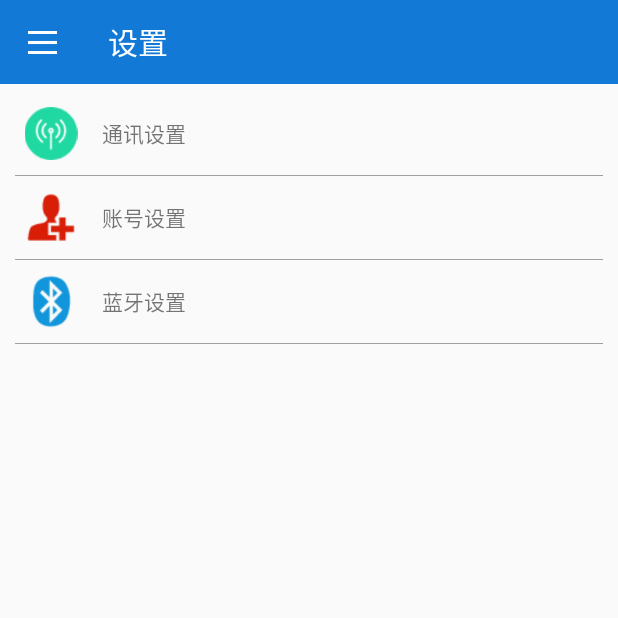
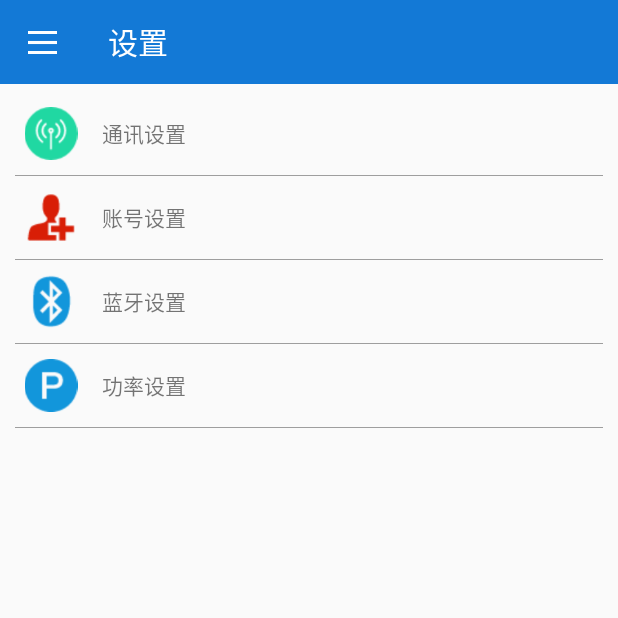
Before and after one commit to GitYeJiaWei/TurnoverBox, an Android app: the MainActivity screen opened directly, with no data from a screen before it, after a tap on "设置", on a phone screen of 412 x 824 dp, the top half of it. Run offline under Robolectric (Android 15) with nearby library versions, the light colour scheme and no system bars; our stand-ins replace ButterKnife, Dagger/Hilt's generated code, EventBus; 3 statements that could not run were skipped.

Commit message:
周转箱

```diff
--- a/app/src/main/java/com/city/trash/ui/activity/FindActivity.java
+++ b/app/src/main/java/com/city/trash/ui/activity/FindActivity.java
@@ -115,7 +115,7 @@ public class FindActivity extends BaseActivity<FindPresenter> implements FindCon
     }
 
     private void readTag() {
-        AppApplication.mReader.setPower(10);
+        //AppApplication.mReader.setPower(10);
         SimpleRFIDEntity entity;
         entity = AppApplication.mReader.readData("00000000",
                 RFIDWithUHF.BankEnum.valueOf("UII"),
--- a/app/src/main/java/com/city/trash/ui/activity/LeaseActivity.java
+++ b/app/src/main/java/com/city/trash/ui/activity/LeaseActivity.java
@@ -90,7 +90,6 @@ public class LeaseActivity extends BaseActivity<CreatRentPresenter> implements C
             finish();
         }
 
-        AppApplication.mReader.setPower(10);
         setTitle("扫描出库");
         linLease.setVisibility(View.GONE);
         hashMap.clear();
@@ -248,7 +247,7 @@ public class LeaseActivity extends BaseActivity<CreatRentPresenter> implements C
                 "--------------------------\n" +
                 "累计租赁（个）："+map.size()+"\n"+
                 "应付金额（元）："+sum+"\n"+
-                "操作员："+ACache.get(AppApplication.getApplication()).getAsString("username")+"\n" +
+                "操作员："+ACache.get(AppApplication.getApplication()).getAsString(LoginActivity.REAL_NAME)+"\n" +
                 "打印时间："+str_time+"\n\n\n";
                 try {
                     byte[] send=message.getBytes("GBK");
--- a/app/src/main/java/com/city/trash/ui/activity/LoginActivity.java
+++ b/app/src/main/java/com/city/trash/ui/activity/LoginActivity.java
@@ -45,6 +45,7 @@ public class LoginActivity extends BaseActivity<LoginPresenter> implements Login
     @BindView(R.id.btn_login)
     LoadingButton btnLogin;
 
+    public static final String REAL_NAME = "realname";
     public static final String USER_NAME = "username";
     public static final String PASS_WORD = "password";
     public static final String TOKEN ="token";
@@ -115,6 +116,7 @@ public class LoginActivity extends BaseActivity<LoginPresenter> implements Login
             ToastUtil.toast("登陆失败");
             return;
         }
+        ACache.get(AppApplication.getApplication()).put(REAL_NAME, baseBean.getRealName());
         ACache.get(AppApplication.getApplication()).put(USER_NAME, txtMobi.getText().toString());
         ACache.get(AppApplication.getApplication()).put(PASS_WORD, txtPassword.getText().toString());
         ACache.get(AppApplication.getApplication()).put(TOKEN, baseBean.getAccess_token());
--- a/app/src/main/java/com/city/trash/ui/activity/MainActivity.java
+++ b/app/src/main/java/com/city/trash/ui/activity/MainActivity.java
@@ -10,6 +10,7 @@ import android.support.v4.view.GravityCompat;
 import android.support.v4.view.ViewPager;
 import android.support.v4.widget.DrawerLayout;
 import android.support.v7.app.ActionBar;
+import android.text.TextUtils;
 import android.view.KeyEvent;
 import android.view.LayoutInflater;
 import android.view.MenuItem;
@@ -90,6 +91,11 @@ public class MainActivity extends BaseActivity<RuleListPresenter> implements Rul
         mPresenter.feeRule();
         initview();
         selectItem(0);
+        String key1 = ACache.get(AppApplication.getApplication()).getAsString("key1");
+        if (TextUtils.isEmpty(key1)) {
+            key1 = "10";
+        }
+        AppApplication.mReader.setPower(Integer.valueOf(key1));
     }
 
     //网络检测
@@ -116,7 +122,7 @@ public class MainActivity extends BaseActivity<RuleListPresenter> implements Rul
         headerView = LayoutInflater.from(this).inflate(R.layout.layout_header, mDrawerList, false);
         mDrawerList.addHeaderView(headerView);
         TextView mTxt_username = headerView.findViewById(R.id.txt_username);
-        mTxt_username.setText(ACache.get(AppApplication.getApplication()).getAsString("username"));
+        mTxt_username.setText(ACache.get(AppApplication.getApplication()).getAsString(LoginActivity.REAL_NAME));
 
         mDrawerLayout.setDrawerShadow(R.mipmap.drawer_shadow, GravityCompat.START);
         mDrawerList.setAdapter(new DrawerListAdapter(this, R.layout.drawer_list_item, DrawerListContent.ITEMS));
--- a/app/src/main/java/com/city/trash/ui/activity/PickActivity.java
+++ b/app/src/main/java/com/city/trash/ui/activity/PickActivity.java
@@ -73,7 +73,7 @@ public class PickActivity extends BaseActivity<CreateDamagePresenter> implements
     public void init() {
         setTitle("报废登记");
         linLease.setVisibility(View.GONE);
-        AppApplication.mReader.setPower(10);
+        //AppApplication.mReader.setPower(10);
         hashMap.clear();
         map.clear();
         leaseScanadapter = new LeaseScanadapter(this, "pick");
--- a/app/src/main/java/com/city/trash/ui/activity/ReturnActivity.java
+++ b/app/src/main/java/com/city/trash/ui/activity/ReturnActivity.java
@@ -129,7 +129,7 @@ public class ReturnActivity extends BaseActivity<ReturnPresenter> implements Ret
             finish();
         }
 
-        AppApplication.mReader.setPower(10);
+        //AppApplication.mReader.setPower(10);
         setTitle("扫描入库");
         linLease.setVisibility(View.GONE);
         hashMap.clear();
--- a/app/src/main/java/com/city/trash/ui/activity/ReturnCommitActivity.java
+++ b/app/src/main/java/com/city/trash/ui/activity/ReturnCommitActivity.java
@@ -228,7 +228,7 @@ public class ReturnCommitActivity extends BaseActivity<CreateReturnPresenter> im
                                 "累计退还（个）："+num+"\n"+
                                 "破损总扣费（元）："+tvMoney.getText().toString()+"\n" +
                                 "应退金额（元）："+s1+"\n"+
-                                "操作员："+ACache.get(AppApplication.getApplication()).getAsString("username")+"\n" +
+                                "操作员："+ACache.get(AppApplication.getApplication()).getAsString(LoginActivity.REAL_NAME)+"\n" +
                                 "打印时间："+str_time+"\n\n\n";
                 try {
                     byte[] send=message.getBytes("GBK");
--- a/app/src/main/java/com/city/trash/ui/fragment/LeaseFragment.java
+++ b/app/src/main/java/com/city/trash/ui/fragment/LeaseFragment.java
@@ -88,7 +88,7 @@ public class LeaseFragment extends BaseFragment<LeaseidPresenter> implements Lea
         if (DateUtil.isFastClick()){
             return;
         }
-        AppApplication.mReader.setPower(10);
+        //AppApplication.mReader.setPower(10);
         SimpleRFIDEntity entity;
         entity = AppApplication.mReader.readData("00000000",
                 RFIDWithUHF.BankEnum.valueOf("TID"),
--- a/app/src/main/java/com/city/trash/ui/fragment/ReturnFragment.java
+++ b/app/src/main/java/com/city/trash/ui/fragment/ReturnFragment.java
@@ -83,7 +83,7 @@ public class ReturnFragment extends BaseFragment<LeaseidPresenter> implements Le
         if (DateUtil.isFastClick()){
             return;
         }
-        AppApplication.mReader.setPower(10);
+        //AppApplication.mReader.setPower(10);
         SimpleRFIDEntity entity;
         entity = AppApplication.mReader.readData("00000000",
                 RFIDWithUHF.BankEnum.valueOf("TID"),
--- a/app/src/main/java/com/city/trash/ui/fragment/SettingFragment.java
+++ b/app/src/main/java/com/city/trash/ui/fragment/SettingFragment.java
@@ -12,6 +12,7 @@ import com.city.trash.di.component.AppComponent;
 import com.city.trash.ui.activity.BleActivity;
 import com.city.trash.ui.activity.HelpActivity;
 import com.city.trash.ui.activity.InformActivity;
+import com.city.trash.ui.activity.PowerActivity;
 import com.city.trash.ui.activity.UserActivity;
 
 import butterknife.BindView;
@@ -67,7 +68,7 @@ public class SettingFragment extends BaseFragment {
                 startActivity(new Intent(getActivity(), UserActivity.class));
                 break;
             case R.id.lin_message:
-                startActivity(new Intent(getActivity(), HelpActivity.class));
+                startActivity(new Intent(getActivity(), PowerActivity.class));
                 break;
             case R.id.lin_ble:
                 startActivity(new Intent(getActivity(), BleActivity.class));
--- a/app/src/main/res/layout/setting_layout.xml
+++ b/app/src/main/res/layout/setting_layout.xml
@@ -111,13 +111,12 @@
         android:layout_width="match_parent"
         android:layout_height="35dp"
         android:layout_marginTop="10dp"
-        android:visibility="gone"
         android:orientation="horizontal">
 
         <ImageView
             android:layout_width="wrap_content"
             android:layout_height="match_parent"
-            android:src="@mipmap/use"/>
+            android:src="@mipmap/power"/>
 
         <TextView
             android:layout_width="wrap_content"
@@ -127,4 +126,11 @@
             android:text="@string/settting_help"/>
     </LinearLayout>
 
+    <View
+        android:layout_width="match_parent"
+        android:layout_height="0.5dp"
+        android:layout_marginTop="10dp"
+        android:background="@color/md_grey_500"
+        />
+
 </LinearLayout>
--- a/app/src/main/res/values/strings.xml
+++ b/app/src/main/res/values/strings.xml
@@ -38,7 +38,7 @@
     <string name="settting_item">其它设置</string>
     <string name="settting_user">账号设置</string>
     <string name="setting_ble">蓝牙设置</string>
-    <string name="settting_help">使用帮助</string>
+    <string name="settting_help">功率设置</string>
     <string name="settting_inform_ip">IP地址：</string>
     <string name="settting_inform_port">端口号：</string>
     <string name="save">保存</string>
```
Also changed, not shown: app/src/main/AndroidManifest.xml (+7 -4 lines), app/src/main/java/com/city/trash/bean/LoginBean.java (+9 -0 lines), app/src/main/java/com/city/trash/ui/activity/PowerActivity.java (added, +90 -0 lines), app/src/main/res/layout/activity_power.xml (added, +53 -0 lines), app/src/main/res/mipmap-mdpi/power.png (added).
